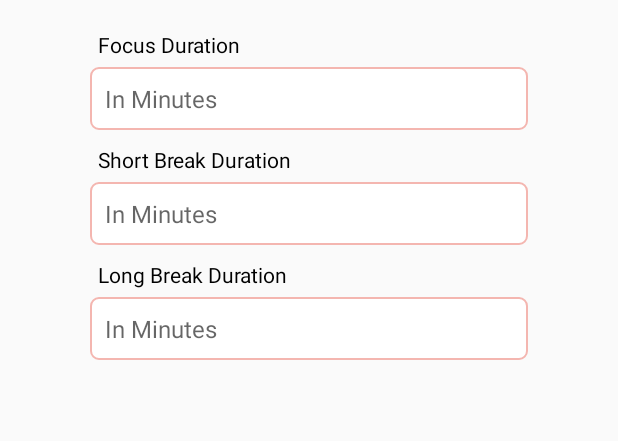
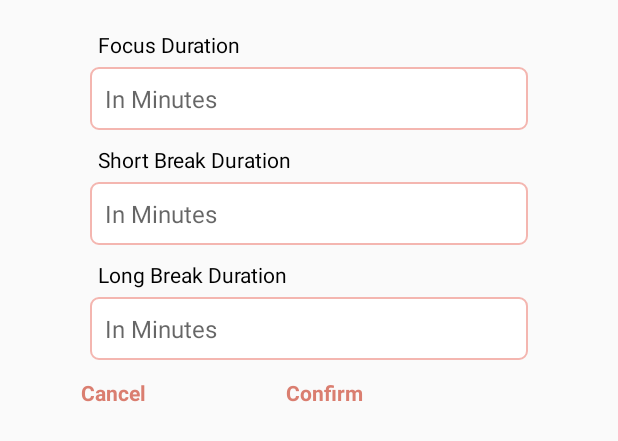
Before and after one commit to mobile-t11-1/noname_app, an Android app: the layout popup_window1.xml on its own in the app's theme, with its tools: preview values and no code run, on a phone screen of 412 x 824 dp. Shown: the top 441 px of the screen. Run offline under Robolectric (Android 15) with nearby library versions, the phone set to English and light mode, and no system bars.

Commit message:
Popup Window fixed

```diff
--- a/app/src/main/res/drawable/big_btn_style.xml
+++ /dev/null
@@ -1,6 +0,0 @@
-<?xml version="1.0" encoding="utf-8"?>
-<shape xmlns:android="http://schemas.android.com/apk/res/android">
-
-
-
-</shape>
--- a/app/src/main/res/drawable/ic_go_back.xml
+++ /dev/null
@@ -1,5 +0,0 @@
-<vector android:height="24dp" android:tint="#EED423"
-    android:viewportHeight="24" android:viewportWidth="24"
-    android:width="24dp" xmlns:android="http://schemas.android.com/apk/res/android">
-    <path android:fillColor="#03A9F4" android:pathData="M11.67,3.87L9.9,2.1 0,12l9.9,9.9 1.77,-1.77L3.54,12z"/>
-</vector>
--- a/app/src/main/res/layout/popup_window1.xml
+++ b/app/src/main/res/layout/popup_window1.xml
@@ -77,4 +77,32 @@
         android:padding="10dp"
         android:textSize="16sp" />
 
+    <TextView
+        android:id="@+id/pop_cancel"
+        android:layout_below="@+id/long_input"
+        android:layout_width="wrap_content"
+        android:layout_height="wrap_content"
+        android:layout_alignParentLeft="true"
+        android:layout_marginLeft="50dp"
+        android:layout_marginTop="8dp"
+        android:layout_marginBottom="10dp"
+        android:text="Cancel"
+        android:textStyle="bold"
+        android:textColor="@color/primary_6"
+        android:padding="4dp"/>
+
+    <TextView
+        android:id="@+id/pop_confirm"
+        android:layout_below="@+id/long_input"
+        android:layout_width="wrap_content"
+        android:layout_height="wrap_content"
+        android:layout_toRightOf="@+id/pop_cancel"
+        android:layout_marginLeft="85dp"
+        android:layout_marginTop="8dp"
+        android:layout_marginBottom="10dp"
+        android:text="Confirm"
+        android:textStyle="bold"
+        android:textColor="@color/primary_6"
+        android:padding="4dp"/>
+
 </RelativeLayout>
```
Also changed, not shown: app/src/main/java/com/example/noname/ClockDialog.java (+44 -31 lines), app/src/main/java/com/example/noname/PomoFrag.java (+5 -2 lines).
